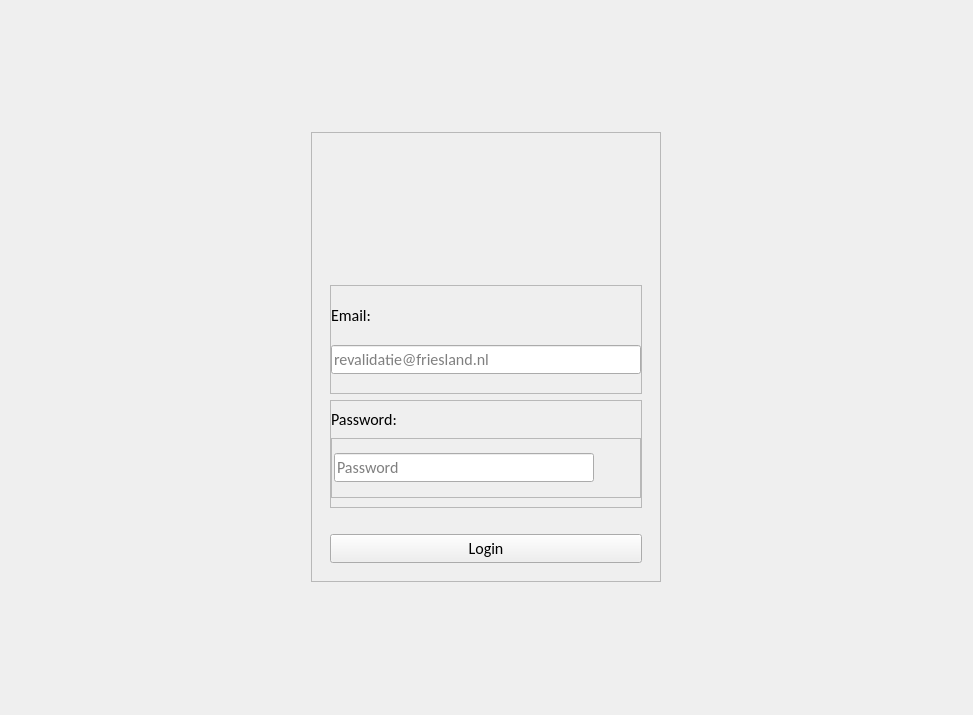
Above: layout/loginSection.ui from Baeshee/IPMEDTH-Frontend before the change. Below: the same form after it.
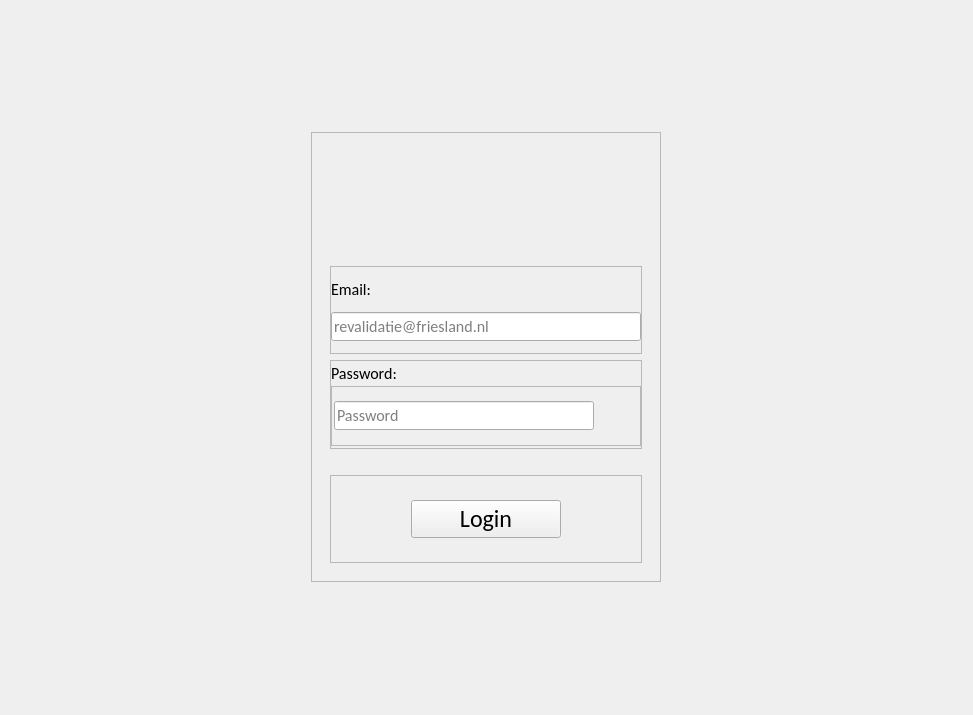
That is the form after the change. Icons and pictures are not drawn.

The edit to the form file:
```diff
--- a/layout/loginSection.ui
+++ b/layout/loginSection.ui
@@ -317,16 +317,37 @@
              </spacer>
             </item>
             <item>
+             <widget class="QFrame" name="frame">
+              <property name="frameShape">
+               <enum>QFrame::StyledPanel</enum>
+              </property>
+              <property name="frameShadow">
+               <enum>QFrame::Raised</enum>
+              </property>
+              <layout class="QHBoxLayout" name="horizontalLayout_4">
+               <item>
              <widget class="QPushButton" name="loginBtn">
+                 <property name="maximumSize">
+                  <size>
+                   <width>150</width>
+                   <height>16777215</height>
+                  </size>
+                 </property>
               <property name="font">
                <font>
                 <family>Calibri</family>
-                <pointsize>12</pointsize>
-               </font>
-              </property>
+                   <pointsize>18</pointsize>
+                  </font>
+                 </property>
+                 <property name="cursor">
+                  <cursorShape>PointingHandCursor</cursorShape>
+                 </property>
               <property name="text">
                <string>Login</string>
               </property>
+                </widget>
+               </item>
+              </layout>
              </widget>
             </item>
            </layout>
```
Left out of the diff: 3 changed lines with no effect on the pictures. Lines whose indentation alone changed are shown as unchanged.
